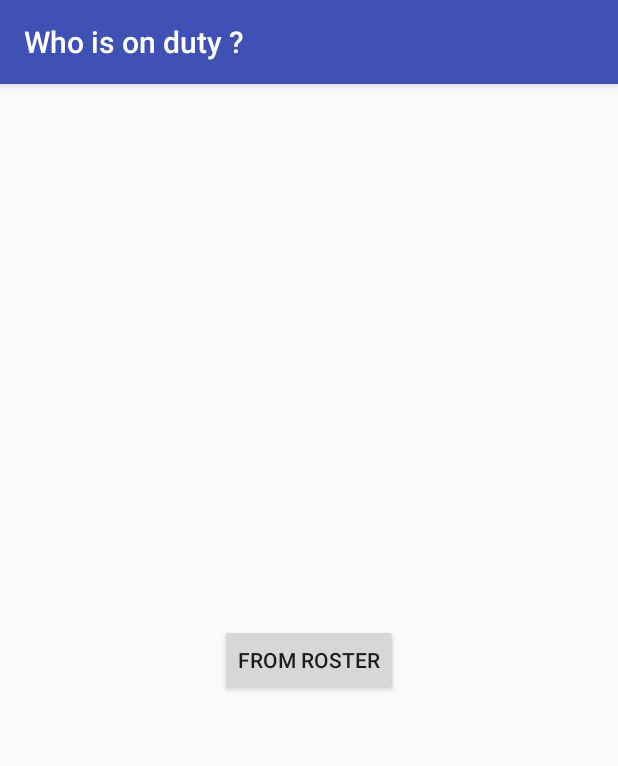
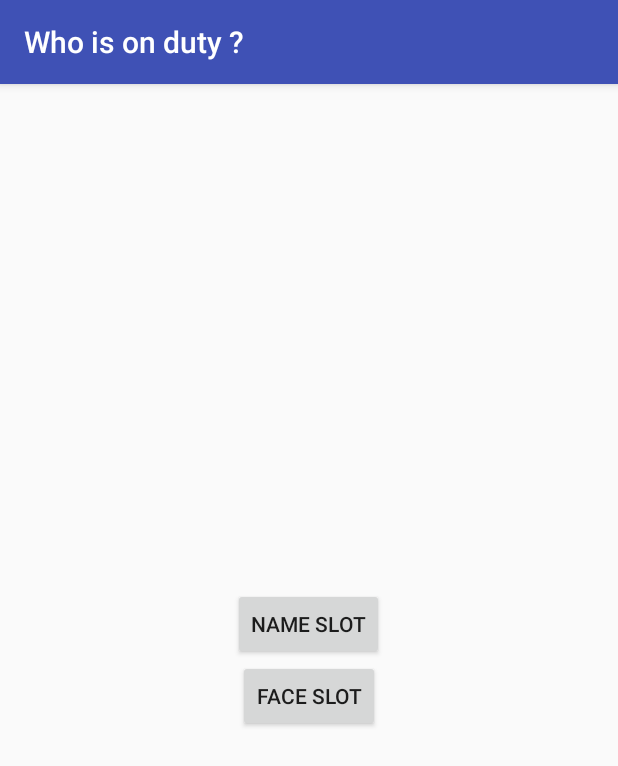
Before and after one commit to 4503104/people_slots, an Android app: the screen it shows after launch (MainActivity), on a phone screen of 412 x 824 dp. Shown: the top 766 px of the screen. Run offline under Robolectric (Android 15) with nearby library versions, the phone set to English and light mode, and no system bars; our stand-ins replace ButterKnife; 1 statement that could not run was skipped.

Commit message:
途中だけどコミット

```diff
--- a/app/build.gradle
+++ b/app/build.gradle
@@ -26,9 +26,10 @@ android {
 dependencies {
     compile fileTree(include: ['*.jar'], dir: 'libs')
     testCompile 'junit:junit:4.12'
+    provided 'frankiesardo:icepick-processor:3.1.0'
     compile 'com.android.support:appcompat-v7:23.1.1'
     compile 'com.jakewharton:butterknife:7.0.1'
     compile 'frankiesardo:icepick:3.1.0'
-    provided 'frankiesardo:icepick-processor:3.1.0'
     compile 'org.apache.commons:commons-lang3:3.1'
+    compile 'com.android.support:support-v4:23.1.1'
 }
--- a/app/src/main/java/jp/gr/java_conf/shygoo/people_slots/activity/MainActivity.java
+++ b/app/src/main/java/jp/gr/java_conf/shygoo/people_slots/activity/MainActivity.java
@@ -20,9 +20,9 @@ public class MainActivity extends BaseActivity {
     }
 
     /**
-     * 名簿取り込み選択時の処理
+     * 「名前」選択時の処理
      */
-    @OnClick(R.id.ocr)
+    @OnClick(R.id.type_name)
     public void startOcr() {
         Intent intent = new Intent(this, OcrActivity.class);
         startActivity(intent);
--- a/app/src/main/java/jp/gr/java_conf/shygoo/people_slots/activity/SlotActivity.java
+++ b/app/src/main/java/jp/gr/java_conf/shygoo/people_slots/activity/SlotActivity.java
@@ -14,7 +14,7 @@ import butterknife.Bind;
 import butterknife.ButterKnife;
 import butterknife.OnClick;
 import jp.gr.java_conf.shygoo.people_slots.R;
-import jp.gr.java_conf.shygoo.people_slots.adapter.NameAdapter;
+import jp.gr.java_conf.shygoo.people_slots.adapter.NameSlotAdapter;
 import jp.gr.java_conf.shygoo.people_slots.view.SlotDrumView;
 
 public class SlotActivity extends BaseActivity {
@@ -23,6 +23,7 @@ public class SlotActivity extends BaseActivity {
 
     // スロットの種類
     public static final int SLOT_TYPE_NAME = 1;
+    public static final int SLOT_TYPE_FACE = 2;
     public static final String EXTRA_SLOT_TYPE = "itemType";
 
     // スロットに表示するデータ
@@ -50,7 +51,7 @@ public class SlotActivity extends BaseActivity {
             case SLOT_TYPE_NAME:
                 List<String> items = getIntent().getStringArrayListExtra(EXTRA_ITEMS);
                 Log.d(LOG_TAG, "items: {" + StringUtils.join(items, "|") + "}");
-                slotDrum.setDrumAdapter(new NameAdapter(this, items));
+                slotDrum.setDrumAdapter(new NameSlotAdapter(this, items));
                 break;
         }
     }
--- a/app/src/main/java/jp/gr/java_conf/shygoo/people_slots/adapter/CircularAdapter.java
+++ b/app/src/main/java/jp/gr/java_conf/shygoo/people_slots/adapter/CircularAdapter.java
@@ -3,7 +3,6 @@ package jp.gr.java_conf.shygoo.people_slots.adapter;
 import android.widget.BaseAdapter;
 
 import java.util.ArrayList;
-import java.util.Collections;
 import java.util.List;
 
 /**
@@ -20,10 +19,7 @@ public abstract class CircularAdapter<T> extends BaseAdapter {
      * @param items
      */
     public CircularAdapter(List<T> items) {
-
-        // スロットは通常のListViewとは上下逆向きに回転するので、Listを反転
         this.items = new ArrayList<>(items);
-        Collections.reverse(this.items);
     }
 
     @Override
--- a/app/src/main/java/jp/gr/java_conf/shygoo/people_slots/adapter/NameAdapter.java
+++ b/app/src/main/java/jp/gr/java_conf/shygoo/people_slots/adapter/NameSlotAdapter.java
@@ -11,9 +11,9 @@ import java.util.List;
 import jp.gr.java_conf.shygoo.people_slots.R;
 
 /**
- * 名前を要素として持つCircularAdapter
+ * （人の）名前を要素として持つSlotAdapter
  */
-public class NameAdapter extends CircularAdapter<String> {
+public class NameSlotAdapter extends SlotAdapter<String> {
 
     // layout読み込み用
     private LayoutInflater inflater;
@@ -24,7 +24,7 @@ public class NameAdapter extends CircularAdapter<String> {
      * @param context
      * @param items
      */
-    public NameAdapter(Context context, List<String> items) {
+    public NameSlotAdapter(Context context, List<String> items) {
         super(items);
         this.inflater = LayoutInflater.from(context);
     }
--- a/app/src/main/res/layout/activity_main.xml
+++ b/app/src/main/res/layout/activity_main.xml
@@ -12,23 +12,15 @@
     tools:context=".activity.MainActivity">
 
     <Button
-        android:id="@+id/frs"
+        android:id="@+id/type_name"
         android:layout_width="wrap_content"
         android:layout_height="wrap_content"
-        android:text="@string/method_frs"
-        android:visibility="gone" />
+        android:text="@string/type_name" />
 
     <Button
-        android:id="@+id/ocr"
+        android:id="@+id/type_face"
         android:layout_width="wrap_content"
         android:layout_height="wrap_content"
-        android:text="@string/method_ocr" />
-
-    <Button
-        android:id="@+id/manual"
-        android:layout_width="wrap_content"
-        android:layout_height="wrap_content"
-        android:text="@string/method_manual"
-        android:visibility="gone" />
+        android:text="@string/type_face" />
 
 </LinearLayout>
--- a/app/src/main/res/values/strings.xml
+++ b/app/src/main/res/values/strings.xml
@@ -6,10 +6,11 @@
     <string name="stop">STOP</string>
     <string name="retry">RETRY</string>
 
-    <string name="method_ocr">From Roster</string>
-    <string name="method_frs">From Portrait</string>
-    <string name="method_manual">Manual Editing</string>
+    <string name="type_name">Name Slot</string>
+    <string name="type_face">Face Slot</string>
 
     <string name="request_roster">Prepare the roster.</string>
 
+    <string name="face">face</string>
+
 </resources>
```
Also changed, not shown: app/src/main/java/jp/gr/java_conf/shygoo/people_slots/adapter/SlotAdapter.java (added, +22 -0 lines), app/src/main/java/jp/gr/java_conf/shygoo/people_slots/view/SlotDrumView.java (+4 -4 lines), app/src/main/res/layout/slot_item_face.xml (added, +13 -0 lines), app/src/main/res/values/dimens.xml (+5 -4 lines), 1 other file.
